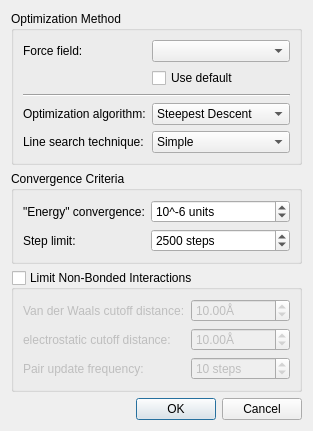
First picture: the form in avogadro/qtplugins/openbabel/obforcefielddialog.ui, repository OpenChemistry/avogadrolibs, before the edit.
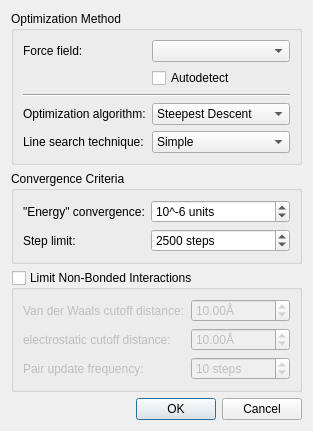
Second picture: the form after the edit.

```diff
--- a/avogadro/qtplugins/openbabel/obforcefielddialog.ui
+++ b/avogadro/qtplugins/openbabel/obforcefielddialog.ui
@@ -7,7 +7,7 @@
     <x>0</x>
     <y>0</y>
     <width>327</width>
-    <height>356</height>
+    <height>388</height>
    </rect>
   </property>
   <property name="sizePolicy">
@@ -94,7 +94,7 @@
       <item row="1" column="1">
        <widget class="QCheckBox" name="useDefault">
         <property name="text">
-         <string>Use default</string>
+         <string>Autodetect</string>
         </property>
        </widget>
       </item>
```
Left out of the diff: 4 changed lines with no effect on the pictures.
